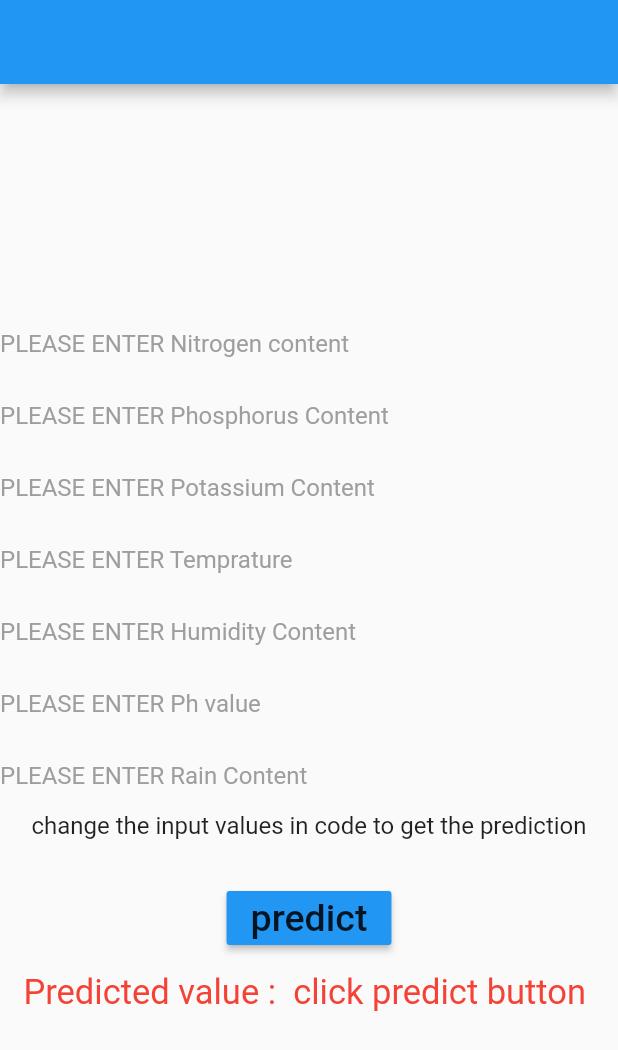
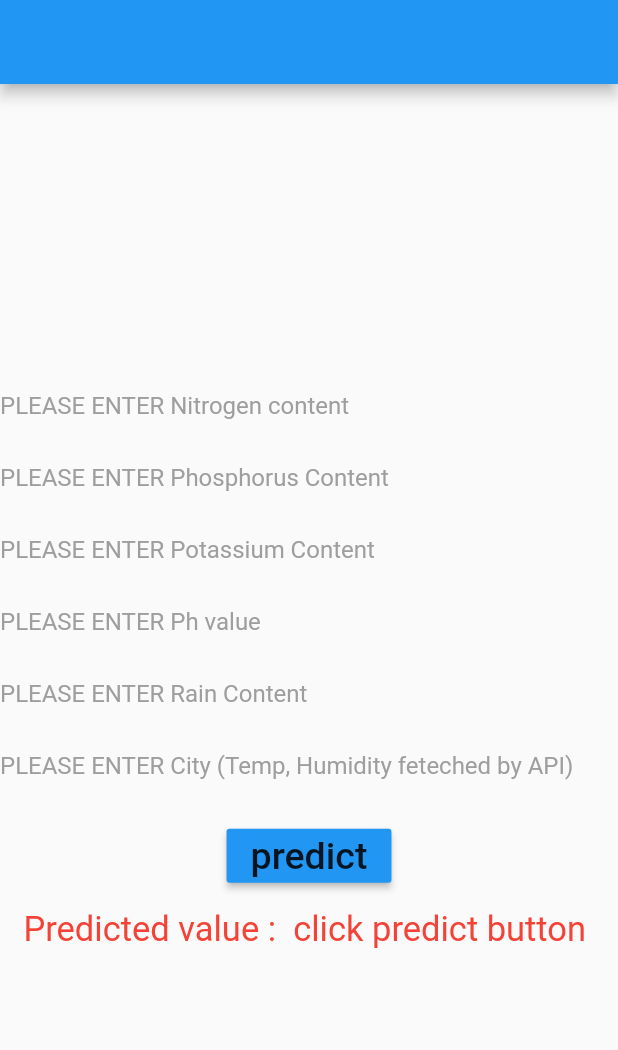
Before and after one commit to abhijitgawai/CropNFertilizer_Prediction_Farmers_Guide_Module_AndroidApp, a Flutter app: the screen it shows after launch, after a tap on "predict", on a phone screen of 412 x 824 dp. Shown: the top 1050 px of the screen. Run offline on Flutter 3.47's test engine with Material 2 defaults, Android fonts, the phone set to English and light mode, and no system bars; our stand-ins replace font_awesome_flutter; missing offline and left inert: tflite_flutter.

Commit message:
Taking location input in app through user successfully

```diff
--- a/Flutter_predictionApp/lib/predModel.dart
+++ b/Flutter_predictionApp/lib/predModel.dart
@@ -22,10 +22,11 @@ class _PredModelState extends State<PredModel> {
   final N_Controller = TextEditingController();
   final P_Controller = TextEditingController();
   final K_Controller = TextEditingController();
-  final Temp_Controller = TextEditingController();              //del
-  final Humidity_Controller = TextEditingController();          //del
+  // final Temp_Controller = TextEditingController();              //del
+  // final Humidity_Controller = TextEditingController();          //del
   final Ph_Controller = TextEditingController();
   final Rain_Controller = TextEditingController();              //del
+  final City_Controller = TextEditingController();
 
   var Temp_api;
   var Humidity_api;
@@ -40,10 +41,11 @@ class _PredModelState extends State<PredModel> {
     //var Humidity_ = double.parse(Humidity_Controller.text);
     var Ph_ = double.parse(Ph_Controller.text);
     var Rain_ = double.parse(Rain_Controller.text);
+    var City_ = City_Controller.text;
 
 
 
-    http.Response response = await http.get("https://api.openweathermap.org/data/2.5/weather?q=Akola&units=metric&appid=e43ac111fdcd8670e101cf9d0f9c7749");  // any way this is secret
+    http.Response response = await http.get("https://api.openweathermap.org/data/2.5/weather?q="+City_.toString()+"&units=metric&appid=e43ac111fdcd8670e101cf9d0f9c7749");  // any way this is secret
     var results =jsonDecode(response.body);
     // setState ((){
     //   this.Temp_api=results['main']['temp'];
@@ -59,6 +61,9 @@ class _PredModelState extends State<PredModel> {
 
     var Temp_ = double.parse(Temp_api.toString());
     var Humidity_ = double.parse(Humidity_api.toString());
+    print(Temp_.toString()+ " Temp_");
+    print(Humidity_.toString()+ " Humidity_");
+
 
     //var input = [ [ N_Controller.text, P_Controller.text, K_Controller.text, Temp_Controller.text, Humidity_Controller.text, Ph_Controller.text, Rain_Controller.text       ]  ];
     //var input =[[  onePointOne,onePointOne,onePointOne,onePointOne,onePointOne,onePointOne,onePointOne  ]];
@@ -69,11 +74,11 @@ class _PredModelState extends State<PredModel> {
     print(  N_Controller.text + ' N_Controller.text');
     print(  P_Controller.text + ' P_Controller.text');
     print(  K_Controller.text + ' K_Controller.text');
-    print(  Temp_Controller.text + ' Temp_Controller.text');
-    print(  Humidity_Controller.text + ' Humidity_Controller.text');
+    // print(  Temp_Controller.text + ' Temp_Controller.text');
+    // print(  Humidity_Controller.text + ' Humidity_Controller.text');
     print(  Ph_Controller.text + ' Ph_Controller.text');
     print(  Rain_Controller.text + ' Rain_Controller.text');
-
+    print(  City_Controller.text + ' City_Controller.text');
 
 
     var output = List.filled(22, 0).reshape([1, 22]);
@@ -182,7 +187,7 @@ class _PredModelState extends State<PredModel> {
               ),
             ),
 
-            TextField(                                           // K
+            TextField(                                            // K
               controller: K_Controller,
               keyboardType: TextInputType.number,
               textAlign: TextAlign.left,
@@ -193,27 +198,27 @@ class _PredModelState extends State<PredModel> {
               ),
             ),
 
-            TextField(                                           // Temp
-              controller: Temp_Controller,
-              keyboardType: TextInputType.number,
-              textAlign: TextAlign.left,
-              decoration: InputDecoration(
-                border: InputBorder.none,
-                hintText: 'PLEASE ENTER Temprature',
-                hintStyle: TextStyle(color: Colors.grey),
-              ),
-            ),
+            // TextField(                                           // Temp
+            //   controller: Temp_Controller,
+            //   keyboardType: TextInputType.number,
+            //   textAlign: TextAlign.left,
+            //   decoration: InputDecoration(
+            //     border: InputBorder.none,
+            //     hintText: 'PLEASE ENTER Temprature',
+            //     hintStyle: TextStyle(color: Colors.grey),
+            //   ),
+            // ),
 
-            TextField(                                            // Humidity
-              controller: Humidity_Controller,
-              keyboardType: TextInputType.number,
-              textAlign: TextAlign.left,
-              decoration: InputDecoration(
-                border: InputBorder.none,
-                hintText: 'PLEASE ENTER Humidity Content',
-                hintStyle: TextStyle(color: Colors.grey),
-              ),
-            ),
+            // TextField(                                            // Humidity
+            //   controller: Humidity_Controller,
+            //   keyboardType: TextInputType.number,
+            //   textAlign: TextAlign.left,
+            //   decoration: InputDecoration(
+            //     border: InputBorder.none,
+            //     hintText: 'PLEASE ENTER Humidity Content',
+            //     hintStyle: TextStyle(color: Colors.grey),
+            //   ),
+            // ),
 
             TextField(                                           // Ph
               controller: Ph_Controller,
@@ -237,11 +242,22 @@ class _PredModelState extends State<PredModel> {
               ),
             ),
 
-            Text(
-              "change the input values in code to get the prediction",
-              style: TextStyle(fontSize: 16),
+            TextField(                                               // City
+              controller: City_Controller,
+
+              textAlign: TextAlign.left,
+              decoration: InputDecoration(
+                border: InputBorder.none,
+                hintText: 'PLEASE ENTER City (Temp, Humidity feteched by API)',
+                hintStyle: TextStyle(color: Colors.grey),
+              ),
             ),
-            Text(N_Controller.text),
+
+            // Text(
+            //   "change the input values in code to get the prediction",
+            //   style: TextStyle(fontSize: 16),
+            // ),
+
 
             SizedBox(height: 12),
             MaterialButton(
```
